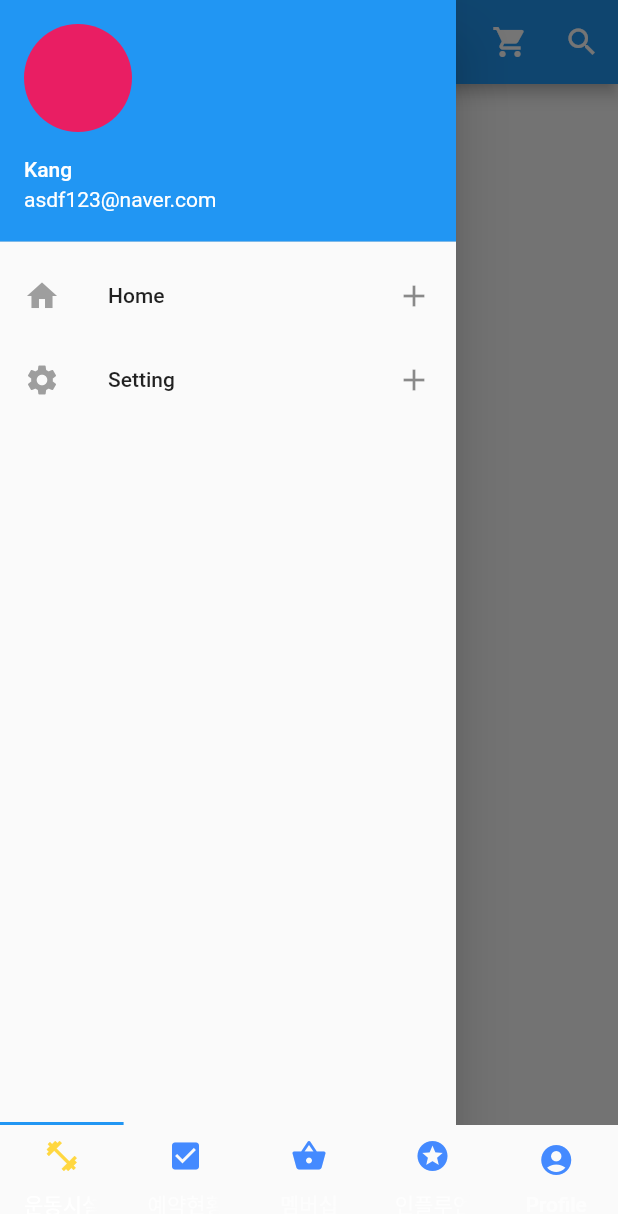
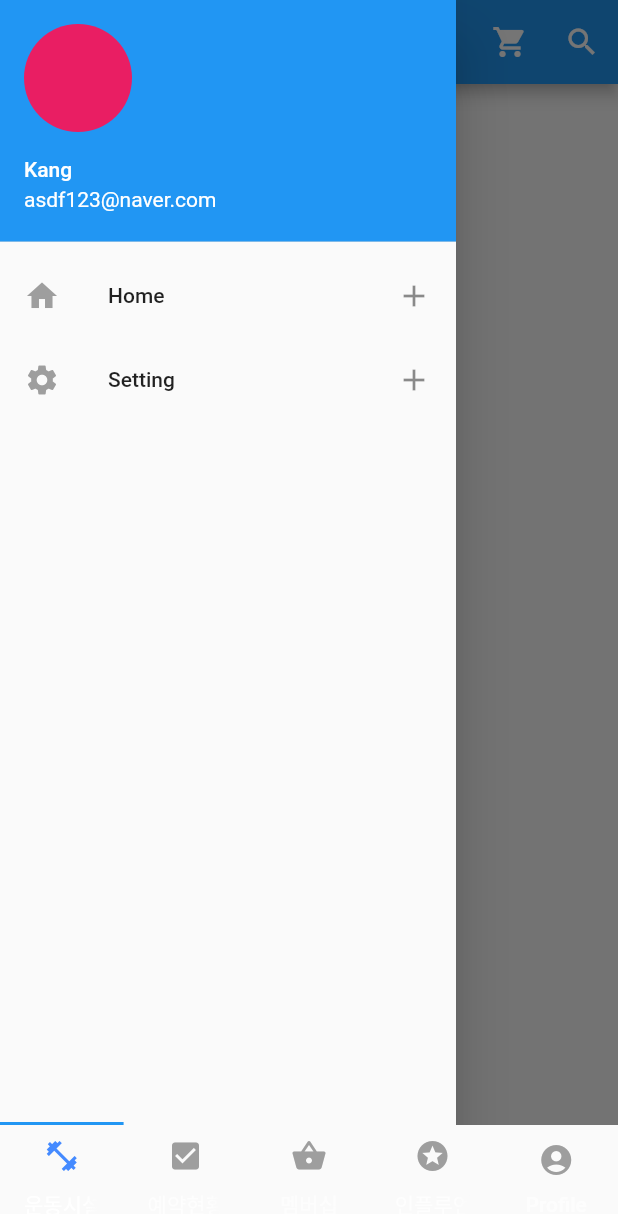
Before and after one commit to BB-Kang/make_some_screens_with_flutter, a Flutter app: the Home screen opened directly, with the side drawer open, on a phone screen of 412 x 824 dp. Shown: the top 1214 px of the screen. Run offline on Flutter 3.47's test engine with Material 2 defaults, Android fonts, the phone set to English and light mode, and no system bars; our stand-ins replace webview_flutter.

Commit message:
updated pages' titles and icon colors

```diff
--- a/lib/memberships/member_page.dart
+++ b/lib/memberships/member_page.dart
@@ -8,7 +8,7 @@ class MembershipPage extends StatelessWidget {
   Widget build(BuildContext context) {
     return Scaffold(
       appBar: AppBar(
-        title: const Text('Page 3'),
+        title: const Text('멤버십 구매'),
         centerTitle: true,
       ),
       body: const WebView(
--- a/lib/navigation_page.dart
+++ b/lib/navigation_page.dart
@@ -1,5 +1,3 @@
-import 'dart:ffi';
-
 import 'package:flutter/material.dart';
 import 'package:make_some_screens/memberships/member_page.dart';
 import 'package:make_some_screens/reservations/reservation_page.dart';
@@ -33,14 +31,14 @@ class _HomeState extends State<Home> {
     ClassPage(),
     ReservationPage(),
     MembershipPage(),
+    InfluencerPage(),
     ProfilePage(),
-    InfluencerPage()
   ];
   final _navigatorKeyList =
       List.generate(5, (index) => GlobalKey<NavigatorState>());
   int _currentIndex = 0;
-  static const defaultColor = Colors.blueAccent;
-  static const selectedColor = Colors.amberAccent;
+  static const defaultColor = Colors.grey;
+  static const selectedColor = Colors.blueAccent;
 
   @override
   Widget build(BuildContext context) {
--- a/lib/reservations/reservation_page.dart
+++ b/lib/reservations/reservation_page.dart
@@ -8,7 +8,7 @@ class ReservationPage extends StatelessWidget {
   Widget build(BuildContext context) {
     return Scaffold(
       appBar: AppBar(
-        title: const Text('Page 2'),
+        title: const Text('내 예약현황'),
         centerTitle: true,
       ),
       body: const WebView(
--- a/lib/users/influencer_page.dart
+++ b/lib/users/influencer_page.dart
@@ -8,7 +8,7 @@ class InfluencerPage extends StatelessWidget {
   Widget build(BuildContext context) {
     return Scaffold(
       appBar: AppBar(
-        title: const Text('Page 6'),
+        title: const Text('인플루언서'),
         centerTitle: true,
       ),
       body: const WebView(
--- a/lib/users/profile_page.dart
+++ b/lib/users/profile_page.dart
@@ -7,14 +7,14 @@ class ProfilePage extends StatelessWidget {
   Widget build(BuildContext context) {
     return Scaffold(
       appBar: AppBar(
-        title: const Text('Page4'),
+        title: const Text('Profile'),
         centerTitle: true,
       ),
       body: FutureBuilder(
         future: Future.delayed(const Duration(seconds: 2)),
         builder: (context, snapshot) {
           if (snapshot.connectionState == ConnectionState.done) {
-            return const Text('Page4');
+            return const Text('Profile');
           } else {
             return const Center(child: CircularProgressIndicator());
           }
```
